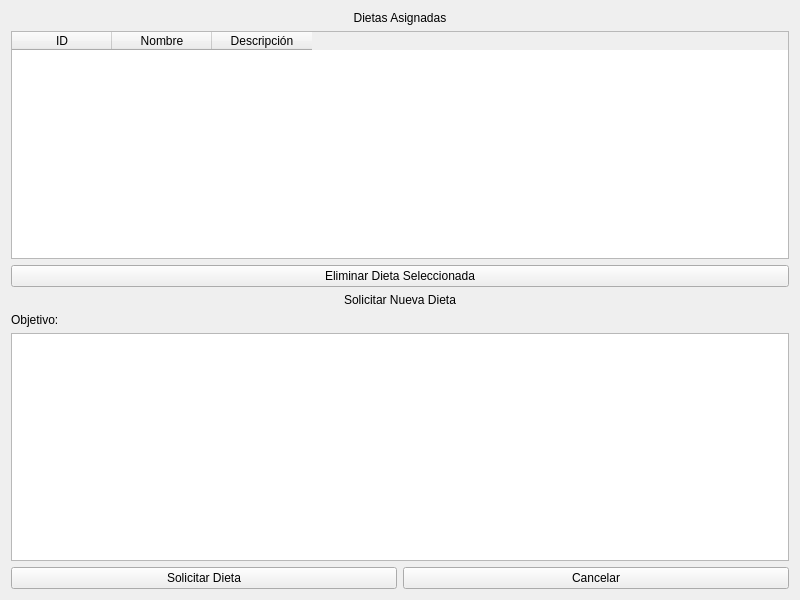
First picture: the form in src/vista/ui/SolicitarDieta.ui, repository OscaarMG/campasgym, before the edit.
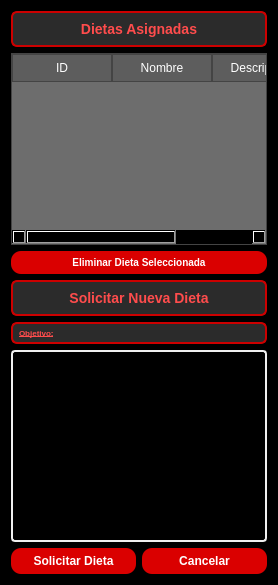
Second picture: the form after the edit.

Commit message: Registros, suscripcion, solicitar dieta y rutina, clases disp

Patch:
```diff
--- a/src/vista/ui/SolicitarDieta.ui
+++ b/src/vista/ui/SolicitarDieta.ui
@@ -7,15 +7,30 @@
     <x>0</x>
     <y>0</y>
     <width>800</width>
-    <height>600</height>
+    <height>0</height>
    </rect>
   </property>
   <property name="windowTitle">
    <string>Mis Dietas</string>
   </property>
+  <property name="styleSheet">
+   <string notr="true">background-color:#000000;</string>
+  </property>
   <layout class="QVBoxLayout" name="mainLayout">
    <item>
     <widget class="QLabel" name="labelRutinas">
+     <property name="styleSheet">
+      <string notr="true">QLabel {
+    background-color: #2b2b2b;     
+    color: #ff4c4c;              
+    border: 2px solid #cc0000;     
+    padding: 8px;
+    font-size: 14px;
+    font-weight: bold;
+    border-radius: 6px;
+}
+</string>
+     </property>
      <property name="text">
       <string>Dietas Asignadas</string>
      </property>
@@ -26,6 +41,93 @@
    </item>
    <item>
     <widget class="QTableWidget" name="tablaDietas">
+     <property name="styleSheet">
+      <string notr="true">QTableWidget {
+    background-color: #6d6d6d;
+    color: white;
+    gridline-color: #888888; 
+    border: 1px solid #444444;
+}
+
+QTableWidget::item {
+    background-color: #7d7d7d;
+    border: 1px solid #555555;
+    padding: 4px;
+}
+
+QTableWidget {
+    background-color: #6d6d6d;
+    color: white;
+    gridline-color: #888888; /* color del borde entre celdas */
+    border: 1px solid #444444;
+}
+
+QTableWidget::item {
+    background-color: #7d7d7d;
+    border: 1px solid #555555;
+    padding: 4px;
+}
+
+QHeaderView::section {
+    background-color: #5d5d5d;
+    color: white;
+    border: 1px solid #444444;
+    padding: 4px;
+}
+
+QTableCornerButton::section {
+    background-color: #6d6d6d;
+    border: 1px solid #555555;
+}
+
+
+QScrollBar:vertical {
+    background: #5d5d5d;  /* Fondo liso, sin textura */
+    width: 12px;
+    margin: 0px;
+    border: none;
+}
+
+QScrollBar::handle:vertical {
+    background: #888888;  /* Parte que se arrastra */
+    min-height: 20px;
+    border-radius: 4px;
+}
+
+QScrollBar::add-line:vertical,
+QScrollBar::sub-line:vertical {
+    height: 0px;
+    background: none;
+    border: none;
+}
+
+QScrollBar:horizontal {
+    background: #5d5d5d;
+    height: 12px;
+    margin: 0px;
+    border: none;
+}
+
+QScrollBar::handle:horizontal {
+    background: #888888;
+    min-width: 20px;
+    border-radius: 4px;
+}
+
+QScrollBar::add-line:horizontal,
+QScrollBar::sub-line:horizontal {
+    width: 0px;
+    background: none;
+    border: none;
+}
+
+QTableWidget QLineEdit {
+    background-color: #5d5d5d;
+    color: white;
+    border: 1px solid #777777;
+    padding: 2px;
+}</string>
+     </property>
      <property name="rowCount">
       <number>0</number>
      </property>
@@ -51,6 +153,20 @@
    </item>
    <item>
     <widget class="QPushButton" name="btnEliminarRutina">
+     <property name="styleSheet">
+      <string notr="true">QPushButton {
+    background-color: #da0000;
+    color: white;
+    border-radius: 10px;
+    padding: 5px;
+    font-size: 10px;
+    font-weight: bold;
+}
+
+QPushButton:hover {
+    background-color: #aa0000;
+}</string>
+     </property>
      <property name="text">
       <string>Eliminar Dieta Seleccionada</string>
      </property>
@@ -58,6 +174,18 @@
    </item>
    <item>
     <widget class="QLabel" name="labelSolicitar">
+     <property name="styleSheet">
+      <string notr="true">QLabel {
+    background-color: #2b2b2b;     
+    color: #ff4c4c;              
+    border: 2px solid #cc0000;     
+    padding: 8px;
+    font-size: 14px;
+    font-weight: bold;
+    border-radius: 6px;
+}
+</string>
+     </property>
      <property name="text">
       <string>Solicitar Nueva Dieta</string>
      </property>
@@ -68,18 +196,58 @@
    </item>
    <item>
     <widget class="QLabel" name="labelObjetivo">
+     <property name="styleSheet">
+      <string notr="true">QLabel {
+    background-color: #2b2b2b;     
+    color: #ff4c4c;              
+    border: 2px solid #cc0000;     
+    padding: 4px;
+    font-size: 8px;
+    font-weight: bold;
+    border-radius: 6px;
+}
+
+QLabel {
+    text-decoration: underline;
+}</string>
+     </property>
      <property name="text">
       <string>Objetivo:</string>
      </property>
     </widget>
    </item>
    <item>
-    <widget class="QTextEdit" name="inputObjetivo"/>
+    <widget class="QTextEdit" name="inputObjetivo">
+     <property name="styleSheet">
+      <string notr="true">QTextEdit {
+    background-color: #000000;
+    border: 1.5px solid #f0f0f0;
+    color: #f0f0f0;
+    padding: 4px;
+    border-radius: 4px;
+}
+</string>
+     </property>
+    </widget>
    </item>
    <item>
     <layout class="QHBoxLayout" name="horizontalLayoutButtons">
      <item>
       <widget class="QPushButton" name="btnSolicitar">
+       <property name="styleSheet">
+        <string notr="true">QPushButton {
+    background-color: #da0000;
+    color: white;
+    border-radius: 10px;
+    padding: 6px;
+    font-size: 12px;
+    font-weight: bold;
+}
+
+QPushButton:hover {
+    background-color: #aa0000;
+}</string>
+       </property>
        <property name="text">
         <string>Solicitar Dieta</string>
        </property>
@@ -87,6 +255,20 @@
      </item>
      <item>
       <widget class="QPushButton" name="btnCancelar">
+       <property name="styleSheet">
+        <string notr="true">QPushButton {
+    background-color: #da0000;
+    color: white;
+    border-radius: 10px;
+    padding: 6px;
+    font-size: 12px;
+    font-weight: bold;
+}
+
+QPushButton:hover {
+    background-color: #aa0000;
+}</string>
+       </property>
        <property name="text">
         <string>Cancelar</string>
        </property>
```
The commit also changes 5 other files.
